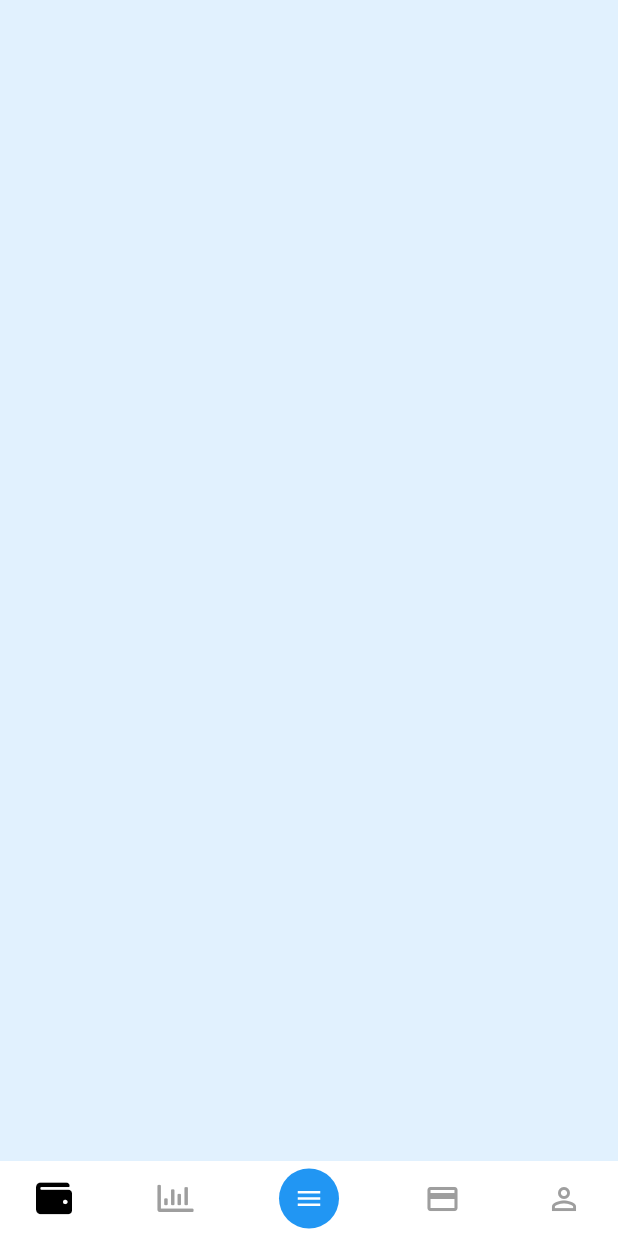
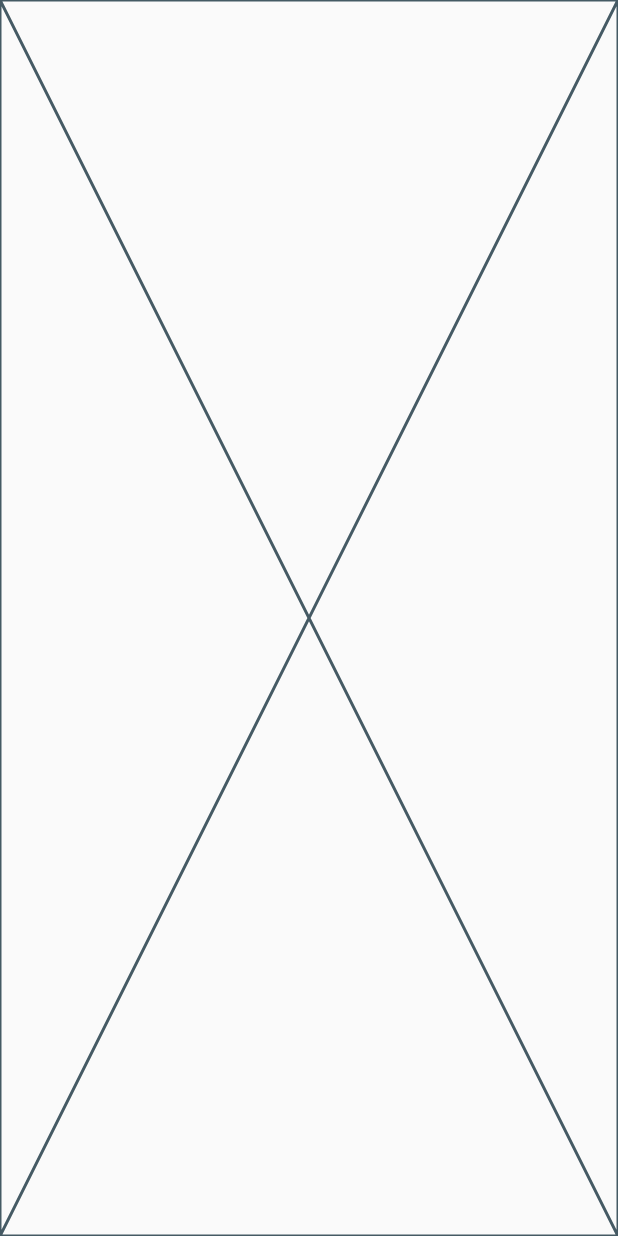
Before and after one commit to MegaJoon/flutter_jan_2020, a Flutter app: the screen it shows after launch, on a phone screen of 412 x 824 dp. Run offline on Flutter 3.47's test engine with Material 2 defaults, Android fonts, the phone set to English and light mode, and no system bars; our stand-ins replace dots_indicator, font_awesome_flutter; missing offline and left inert: scrollable_bottom_sheet.

Commit message:
EsportApp - 01.09
EsportApp - 01.09

```diff
--- /dev/null
+++ b/flutter_jan_2020/lib/0109/esport_app.dart
@@ -0,0 +1,17 @@
+import 'package:flutter/material.dart';
+
+// https://dribbble.com/shots/9193202--19-Esport-Social-Media-MobileApp-Concept
+
+class EsportApp extends StatefulWidget {
+  @override
+  _EsportAppState createState() => _EsportAppState();
+}
+
+class _EsportAppState extends State<EsportApp> {
+  @override
+  Widget build(BuildContext context) {
+    return Scaffold(
+      body: Placeholder(),
+    );
+  }
+}
--- a/flutter_jan_2020/lib/main.dart
+++ b/flutter_jan_2020/lib/main.dart
@@ -5,6 +5,7 @@ import 'package:flutter_jan_2020/0103/choose_character_app.dart';
 import 'package:flutter_jan_2020/0106/lighting_app.dart';
 import 'package:flutter_jan_2020/0107/bank_cards_app.dart';
 import 'package:flutter_jan_2020/0108/customized_option.dart';
+import 'package:flutter_jan_2020/0109/esport_app.dart';
 
 void main() => runApp(MyApp());
 
@@ -17,7 +18,8 @@ class MyApp extends StatelessWidget {
 //      home: ChooseCharacterApp(),  // 01-03
 //      home: LightingApp(),  // 01-06
 //      home: BankCardsApp(),  // 01-07
-      home: CustomizedOption(),  // 01-08
+//      home: CustomizedOption(),  // 01-08
+      home: EsportApp(),  // 01-09
     );
   }
 }
```
